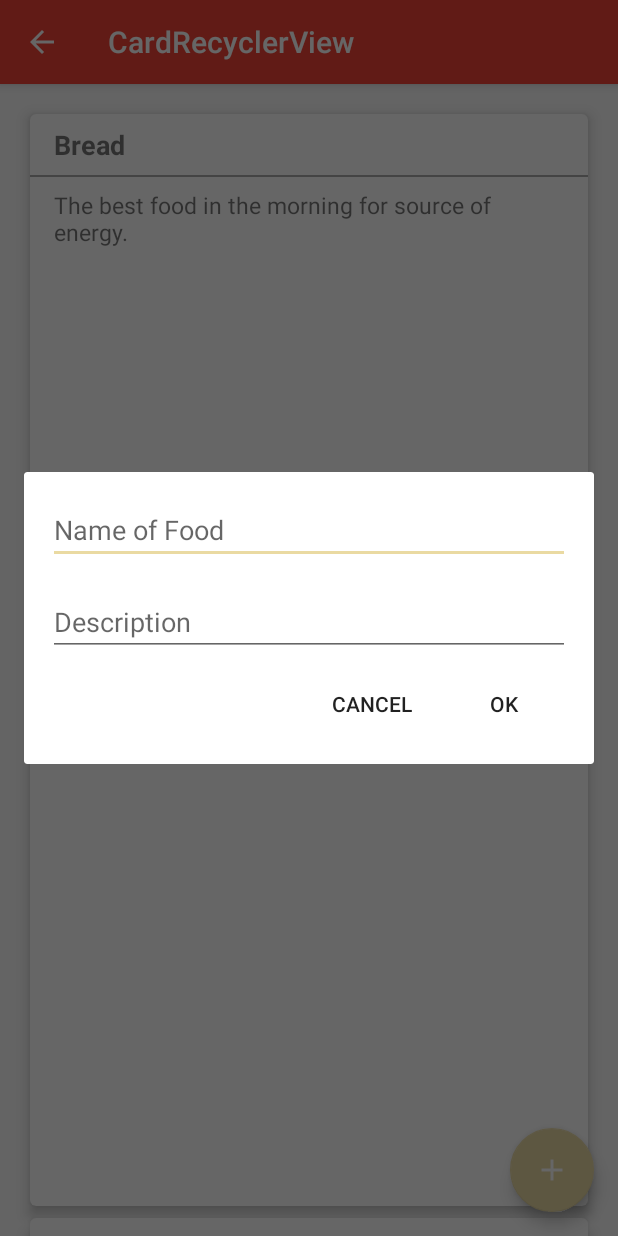
After one commit to tiltshiftfocus/MaterialColors, an Android app: the fragment AddFoodFragment placed in its activity, on a phone screen of 412 x 824 dp. The commit adds this screen. Run offline under Robolectric (Android 15) with nearby library versions, the phone set to English and light mode, and no system bars; libraries missing offline, so code that uses them is left out: com.melnykov.fab; plain views replace FloatingActionButton; 3 statements that could not run were skipped.

Commit message:
DialogFragment, RecyclerView on Fragement, cleanup

```diff
--- /dev/null
+++ b/app/src/main/java/com/jerry/materialcolors/fragments/AddFoodFragment.java
@@ -0,0 +1,79 @@
+package com.jerry.materialcolors.fragments;
+
+
+import android.app.Activity;
+import android.os.Bundle;
+import android.support.v4.app.Fragment;
+import android.support.v4.app.DialogFragment;
+import android.view.LayoutInflater;
+import android.view.View;
+import android.view.ViewGroup;
+import android.widget.Button;
+import android.widget.EditText;
+
+import com.jerry.materialcolors.R;
+
+/**
+ * A simple {@link Fragment} subclass.
+ */
+public class AddFoodFragment extends DialogFragment {
+
+    private Button okButton;
+    private Button cancelButton;
+    private EditText foodName;
+    private EditText foodDesc;
+
+    private Fragment frag;
+
+    public AddFoodFragment() {
+        // Required empty public constructor
+    }
+
+    @Override
+    public void onCreate(Bundle savedInstanceState) {
+        super.onCreate(savedInstanceState);
+    }
+
+    @Override
+    public View onCreateView(LayoutInflater inflater, ViewGroup container,
+                             Bundle savedInstanceState) {
+        // Inflate the layout for this fragment
+        View v = inflater.inflate(R.layout.fragment_add_food, container, false);
+        getDialog().setTitle("Add Food");
+
+        foodName = (EditText) v.findViewById(R.id.food_edittext);
+        foodDesc = (EditText) v.findViewById(R.id.fooddesc_edittext);
+
+        okButton = (Button) v.findViewById(R.id.dialog_ok_button);
+        okButton.setOnClickListener(new okListener());
+
+
+        cancelButton = (Button) v.findViewById(R.id.dialog_cancel_button);
+        cancelButton.setOnClickListener(new View.OnClickListener() {
+            @Override
+            public void onClick(View v) {
+                dismiss();
+            }
+        });
+
+        return v;
+    }
+
+
+    private class okListener implements View.OnClickListener{
+
+        @Override
+        public void onClick(View v) {
+            EditNameDialogListener activity = (EditNameDialogListener) getActivity();
+            activity.onFinishEditDialog(foodName.getText().toString(),foodDesc.getText().toString());
+            dismiss();
+
+        }
+    }
+
+    public interface EditNameDialogListener {
+        void onFinishEditDialog(String inputText, String inputText2);
+    }
+
+
+}
--- a/app/src/main/java/com/jerry/materialcolors/fragments/NavigationDrawerFragment.java
+++ b/app/src/main/java/com/jerry/materialcolors/fragments/NavigationDrawerFragment.java
@@ -1,5 +1,4 @@
 package com.jerry.materialcolors.fragments;
-
 
 import android.content.Context;
 import android.content.SharedPreferences;
@@ -18,7 +17,6 @@ import android.widget.ArrayAdapter;
 import android.widget.ListView;
 
 import com.jerry.materialcolors.R;
-import com.jerry.materialcolors.utils.NavDrawerClick;
 
 public class NavigationDrawerFragment extends Fragment {
 
--- /dev/null
+++ b/app/src/main/res/layout/fragment_add_food.xml
@@ -0,0 +1,45 @@
+<RelativeLayout xmlns:android="http://schemas.android.com/apk/res/android"
+    xmlns:tools="http://schemas.android.com/tools"
+    android:layout_width="match_parent"
+    android:layout_height="match_parent"
+    android:padding="16dp"
+    tools:context="com.jerry.materialcolors.fragments.AddFoodFragment">
+
+    <EditText
+        android:id="@+id/food_edittext"
+        android:layout_width="match_parent"
+        android:layout_height="wrap_content"
+        android:hint="@string/name_food"
+        android:singleLine="true"/>
+
+    <EditText
+        android:id="@+id/fooddesc_edittext"
+        android:layout_below="@id/food_edittext"
+        android:layout_marginTop="16dp"
+        android:layout_width="match_parent"
+        android:layout_height="wrap_content"
+        android:inputType="textMultiLine"
+        android:hint="@string/food_desc"
+        android:ems="10"/>
+
+    <Button
+        android:id="@+id/dialog_ok_button"
+        android:layout_below="@id/fooddesc_edittext"
+        android:layout_width="wrap_content"
+        android:layout_height="wrap_content"
+        android:layout_alignParentRight="true"
+        android:layout_marginTop="8dp"
+        style="?android:attr/borderlessButtonStyle"
+        android:text="OK"/>
+
+    <Button
+        android:id="@+id/dialog_cancel_button"
+        android:layout_below="@id/fooddesc_edittext"
+        android:layout_width="wrap_content"
+        android:layout_height="wrap_content"
+        android:layout_toLeftOf="@id/dialog_ok_button"
+        android:layout_marginTop="8dp"
+        style="?android:attr/borderlessButtonStyle"
+        android:text="Cancel"/>
+
+</RelativeLayout>
--- a/app/src/main/res/values/strings.xml
+++ b/app/src/main/res/values/strings.xml
@@ -33,10 +33,11 @@
     <string name="title_activity_drawer">DrawerActivity</string>
     <string name="drawer_open">Open</string>
     <string name="drawer_close">Close</string>
-    <string name="by_author">BY JERRY LIM</string>
     <string name="author">JERRY</string>
     <string name="navdrawer_instr">Click on the hamburger menu or swipe left to start</string>
     <string name="title_activity_card_recycler_view">CardRecyclerView</string>
     <string name="card_recycler">Card Recycler View</string>
+    <string name="name_food">Name of Food</string>
+    <string name="food_desc">Description</string>
 
 </resources>
```
Also changed, not shown: app/src/main/AndroidManifest.xml (+12 -9 lines), app/src/main/java/com/jerry/materialcolors/CardRecyclerView.java (+24 -5 lines), app/src/main/java/com/jerry/materialcolors/CircularImage.java (+0 -23 lines), app/src/main/java/com/jerry/materialcolors/FragmentActivity.java (+6 -21 lines), app/src/main/java/com/jerry/materialcolors/fragments/BlankFragment.java (+54 -1 lines), app/src/main/java/com/jerry/materialcolors/utils/NavDrawerClick.java (deleted, +0 -36 lines), app/src/main/res/layout/activity_fragment.xml (+22 -7 lines), app/src/main/res/layout/fragment_blank.xml (+29 -7 lines), app/src/main/res/menu/menu_actfragment.xml (deleted, +0 -7 lines), app/src/main/res/menu/menu_card_recycler_view.xml (deleted, +0 -7 lines), app/src/main/res/menu/menu_circular_image.xml (deleted, +0 -7 lines), app/src/main/res/menu/menu_drawer_activity2.xml (deleted, +0 -7 lines).
